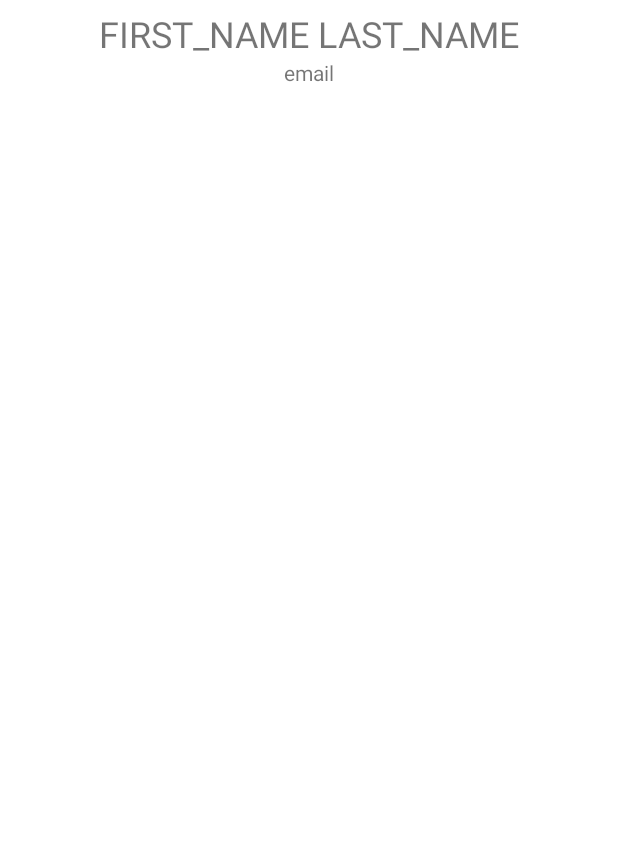
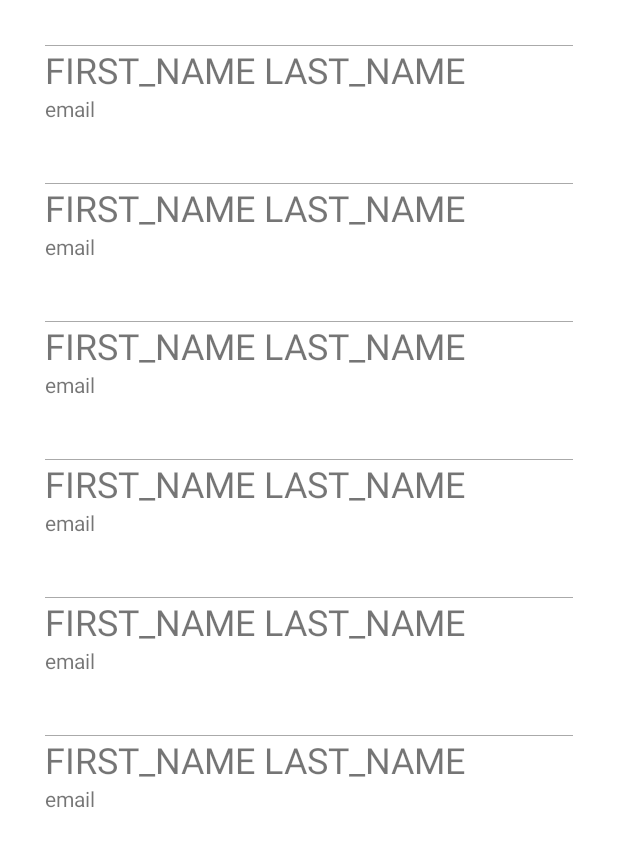
Before and after one commit to aashuprasad/payrup_task, an Android app: the layout fragment_overview.xml on its own in the app's theme, with its tools: preview values and no code run, on a phone screen of 412 x 824 dp. Shown: the top 847 px of the screen. Run offline under Robolectric (Android 15) with nearby library versions, the phone set to English and light mode, and no system bars.

```diff
--- a/app/src/main/AndroidManifest.xml
+++ b/app/src/main/AndroidManifest.xml
@@ -17,6 +17,7 @@
         tools:targetApi="33">
         <activity
             android:name=".MainActivity"
+            android:label="Contacts"
             android:exported="true">
             <intent-filter>
                 <action android:name="android.intent.action.MAIN" />
--- a/app/src/main/res/layout/contact_list_view_item.xml
+++ b/app/src/main/res/layout/contact_list_view_item.xml
@@ -6,31 +6,37 @@
     <data>
         <variable
             name="contact"
-            type="com.example.payruptask.overview.OverviewViewModel" />
+            type="com.example.payruptask.network.models.Contacts" />
     </data>
     <androidx.constraintlayout.widget.ConstraintLayout
         android:layout_width="match_parent"
-        android:layout_height="match_parent">
+        android:layout_height="wrap_content"
+        android:layout_margin="20dp">
 
         <TextView
-            android:id="@+id/textView"
+            android:id="@+id/name"
             android:layout_width="wrap_content"
             android:layout_height="wrap_content"
+            android:text="@{contact.component5()}"
             android:textSize="24sp"
-            tools:text="FIRST_NAME LAST_NAME"
-            android:text="@{contact.contacts.component5()}"
-            app:layout_constraintEnd_toEndOf="parent"
             app:layout_constraintStart_toStartOf="parent"
-            app:layout_constraintTop_toTopOf="parent" />
+            app:layout_constraintTop_toTopOf="parent"
+            tools:text="FIRST_NAME LAST_NAME" />
 
         <TextView
-            android:id="@+id/textView2"
+            android:id="@+id/mail"
             android:layout_width="wrap_content"
             android:layout_height="wrap_content"
+            android:text="@{contact.component3()}"
+            app:layout_constraintStart_toStartOf="parent"
+            app:layout_constraintTop_toBottomOf="@+id/name"
             tools:text="email"
-            android:text="@{contact.contacts.component3()}"
-            app:layout_constraintEnd_toEndOf="parent"
-            app:layout_constraintStart_toStartOf="parent"
-            app:layout_constraintTop_toBottomOf="@+id/textView" />
+            android:layout_marginBottom="20dp"/>
+        <View
+            android:layout_width="fill_parent"
+            android:layout_height="0.2dp"
+            android:visibility="visible"
+            android:background="@android:color/darker_gray"
+            tools:ignore="MissingConstraints" />
     </androidx.constraintlayout.widget.ConstraintLayout>
 </layout>
--- a/app/src/main/res/layout/fragment_overview.xml
+++ b/app/src/main/res/layout/fragment_overview.xml
@@ -4,6 +4,7 @@
     xmlns:tools="http://schemas.android.com/tools">
 
     <data>
+
         <variable
             name="viewModel"
             type="com.example.payruptask.overview.OverviewViewModel" />
@@ -12,22 +13,33 @@
     <androidx.constraintlayout.widget.ConstraintLayout
         android:layout_width="match_parent"
         android:layout_height="match_parent"
+        android:padding="4dp"
         tools:context="com.example.payruptask.MainActivity">
+
         <androidx.recyclerview.widget.RecyclerView
             android:id="@+id/contact_list"
             android:layout_width="0dp"
             android:layout_height="0dp"
+            android:clipToPadding="false"
             android:padding="6dp"
-                android:clipToPadding="false"
             app:layoutManager="androidx.recyclerview.widget.LinearLayoutManager"
             app:layout_constraintBottom_toBottomOf="parent"
             app:layout_constraintLeft_toLeftOf="parent"
             app:layout_constraintRight_toRightOf="parent"
             app:layout_constraintTop_toTopOf="parent"
             app:listData="@{viewModel.contacts}"
-                app:spanCount="2"
             tools:itemCount="16"
             tools:listitem="@layout/contact_list_view_item" />
+
+        <ImageView
+            android:id="@+id/status_image"
+            android:layout_width="wrap_content"
+            android:layout_height="wrap_content"
+            app:apiStatus="@{viewModel.status}"
+            app:layout_constraintBottom_toBottomOf="parent"
+            app:layout_constraintLeft_toLeftOf="parent"
+            app:layout_constraintRight_toRightOf="parent"
+            app:layout_constraintTop_toTopOf="parent" />
 
 
     </androidx.constraintlayout.widget.ConstraintLayout>
```
Also changed, not shown: app/src/main/java/com/example/payruptask/Binding Adapters.kt (+44 -1 lines), app/src/main/java/com/example/payruptask/detail/DetailViewModel.kt (+11 -1 lines), app/src/main/java/com/example/payruptask/overview/ContactListAdapter.kt (+9 -5 lines), app/src/main/java/com/example/payruptask/overview/OverviewViewModel.kt (+22 -8 lines), app/src/main/res/layout/fragment_detail.xml (+114 -18 lines), 1 other file. Lines whose indentation alone changed are shown as unchanged.
